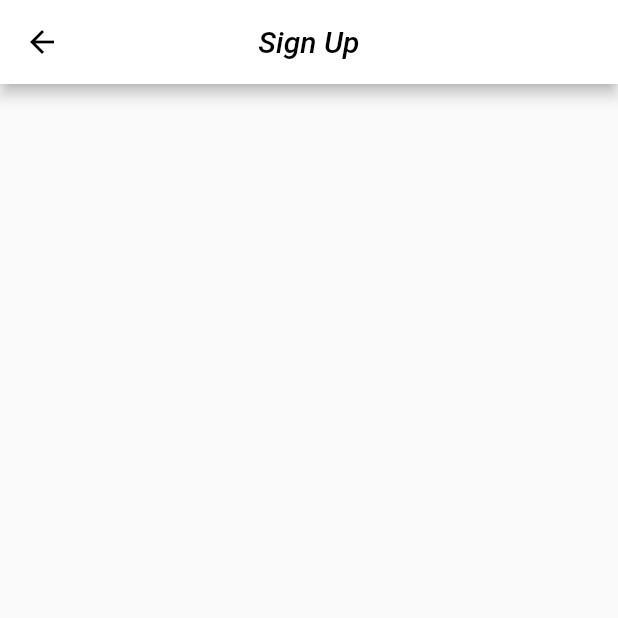
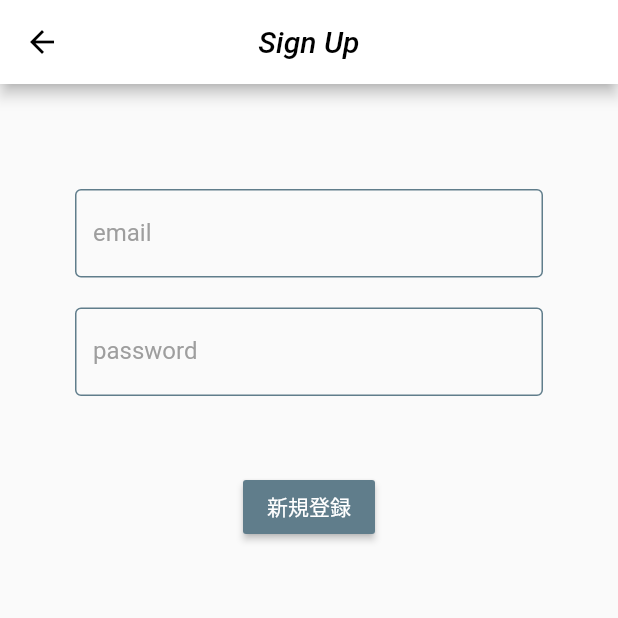
Before and after one commit to Ryota-Nakamura-317/expenses-app, a Flutter app: the SignUpPage screen opened directly, on a phone screen of 412 x 824 dp, the top half of it. Run offline on Flutter 3.47's test engine with Material 2 defaults, Android fonts, the phone set to English and light mode, and no system bars; our stand-ins replace cloud_firestore, firebase_core, flutter_spinkit; accounts and stored records are empty.

Commit message:
新規登録、サインイン画面完成

```diff
--- a/lib/signup_page.dart
+++ b/lib/signup_page.dart
@@ -22,6 +22,60 @@ class SignUpPage extends StatelessWidget {
             ),
           ),
         ),
+        body: Container(
+          padding: EdgeInsets.symmetric(vertical: 20.0, horizontal: 50.0),
+          child: Center(
+            child: Column(
+              //mainAxisSize: MainAxisSize.min,
+              children: [
+                SizedBox(height: 50.0),
+                TextFormField(
+                  //入力中はdoneがnextになり、押下後に下のテキストフォームに移動
+                  textInputAction: TextInputAction.next,
+                  decoration: InputDecoration(
+                    labelText: 'email',
+                    labelStyle: TextStyle(
+                      color: Colors.grey,
+                    ),
+                    border: InputBorder.none,
+                    enabledBorder: OutlineInputBorder(
+                      borderSide: BorderSide(
+                        color: Colors.blueGrey,
+                      ),
+                    ),
+                  ),
+                ),
+                SizedBox(height: 20.0),
+                TextFormField(
+                  obscureText: true,
+                  decoration: InputDecoration(
+                    labelText: 'password',
+                    labelStyle: TextStyle(
+                      color: Colors.grey,
+                    ),
+                    border: InputBorder.none,
+                    enabledBorder: OutlineInputBorder(
+                      borderSide: BorderSide(
+                        color: Colors.blueGrey,
+                      ),
+                    ),
+                  ),
+                ),
+                SizedBox(height: 50.0),
+                RaisedButton(
+                  color: Colors.blueGrey,
+                  child: Text(
+                    '新規登録',
+                    style: TextStyle(
+                      color: Colors.white,
+                    ),
+                  ),
+                  onPressed: () {},
+                ),
+              ],
+            ),
+          ),
+        ),
       ),
     );
   }
```
Also changed, not shown: lib/signin_page.dart (+55 -0 lines).
